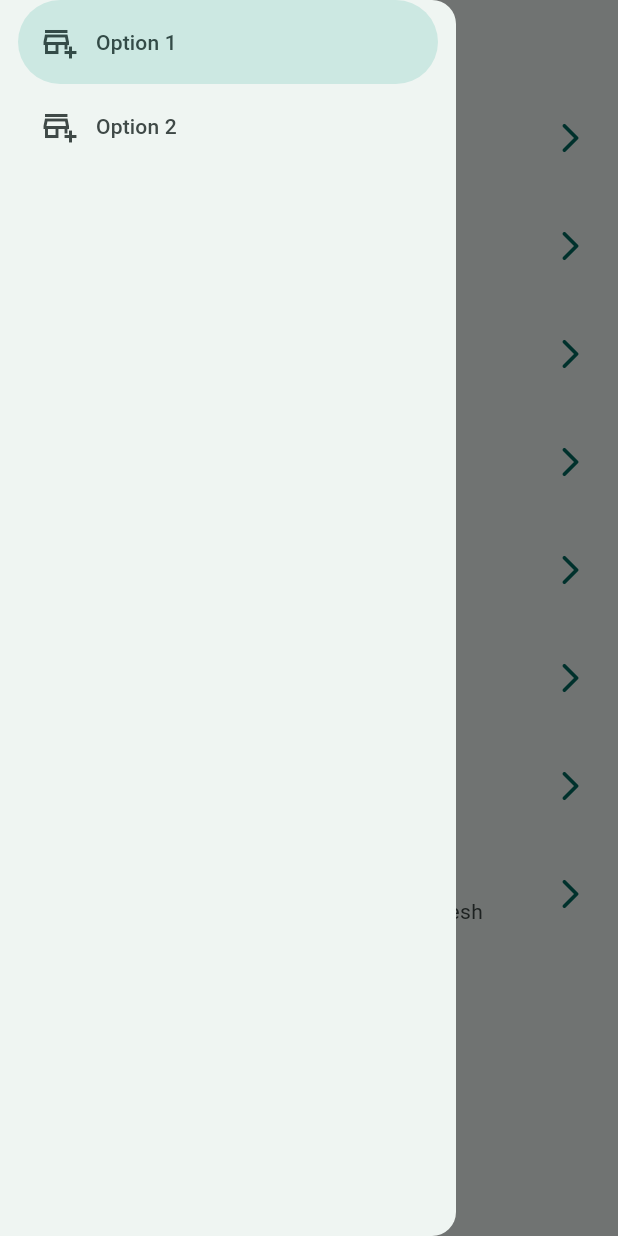
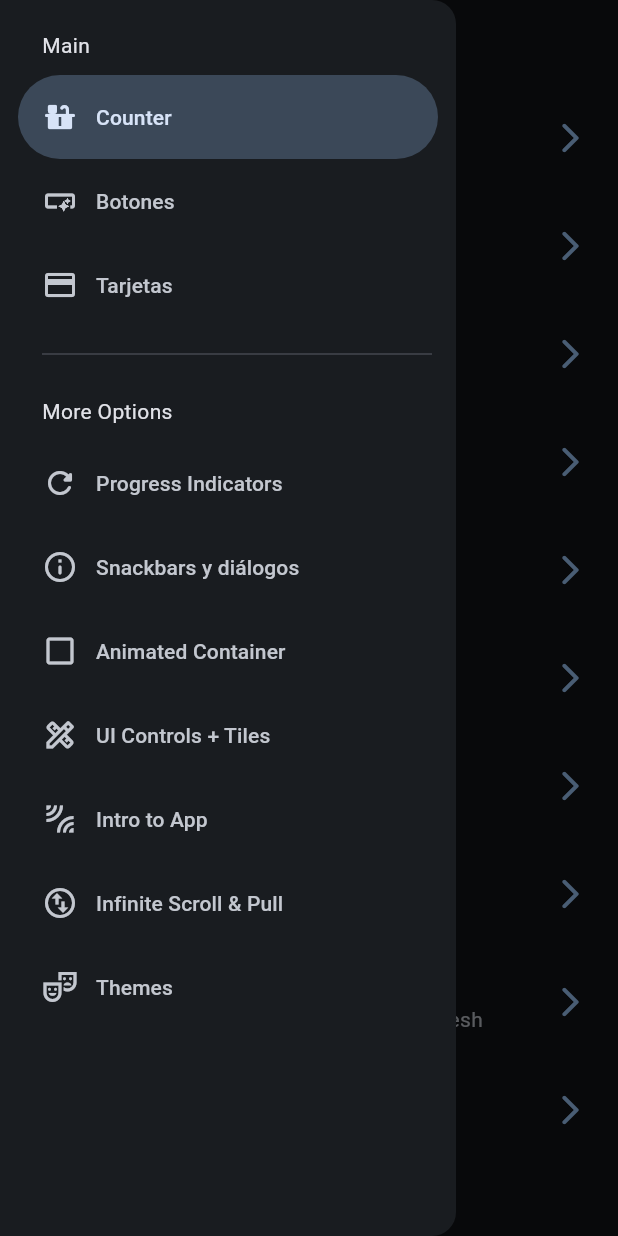
Before and after one commit to fabiofons/widget-app, a Flutter app: the screen it shows after launch, with the side drawer open, on a phone screen of 412 x 824 dp. Run offline on Flutter 3.47's test engine with Material 3 defaults, Android fonts, the phone set to English and light mode, and no system bars; our stand-ins replace animate_do, flutter_riverpod, go_router.

Commit message:
Added Counter and themes changer routes, created their pages and providers for theme and color mode

```diff
--- a/lib/config/menu/menu_items.dart
+++ b/lib/config/menu/menu_items.dart
@@ -15,6 +15,12 @@ class MenuItems {
 }
 
 const appMenuItems = <MenuItems>[
+  MenuItems(
+    title: 'Counter',
+    subtitle: 'Custom counter',
+    link: '/counter',
+    icon: Icons.countertops_rounded
+  ),
   MenuItems(
     title: 'Botones',
     subtitle: 'Varios botones en Flutter',
@@ -63,4 +69,10 @@ const appMenuItems = <MenuItems>[
     link: '/infinite-scroll',
     icon: Icons.swap_vert_circle_outlined
   ),
+  MenuItems(
+    title: 'Themes',
+    subtitle: 'You can change your theme here',
+    link: '/theme-changer',
+    icon: Icons.theater_comedy_outlined
+  ),
 ];
--- a/lib/config/router/app_router.dart
+++ b/lib/config/router/app_router.dart
@@ -1,5 +1,6 @@
 import 'package:go_router/go_router.dart';
 import 'package:widget_app/presentation/screens/screens.dart';
+import 'package:widget_app/presentation/theme_changer/theme_changer_screen.dart';
 
 
 // GoRouter configuration
@@ -51,5 +52,15 @@ final appRouter = GoRouter(
       name: InfiniteScrollScreen.name,
       builder: (context, state) => const InfiniteScrollScreen(),
     ),
+    GoRoute(
+      path: '/counter',
+      name: CounterScreen.name,
+      builder: (context, state) => const CounterScreen(),
+    ),
+    GoRoute(
+      path: '/theme-changer',
+      name: ThemeChangerScreen.name,
+      builder: (context, state) => const ThemeChangerScreen(),
+    ),
   ],
 );
--- a/lib/config/theme/app_theme.dart
+++ b/lib/config/theme/app_theme.dart
@@ -16,14 +16,17 @@ const List<Color> colorList = [
 class AppTheme {
 
   final int selectedColor;
+  final bool isDarkMode;
 
   const AppTheme({
-    this.selectedColor = 0
+    this.selectedColor = 0,
+    this.isDarkMode = false,
   }): assert(selectedColor >= 0, 'Selected color should be greater than 0'),
       assert(selectedColor < colorList.length, 'Selected color should be smallest than ${colorList.length - 1}');
 
   ThemeData getTheme() => ThemeData(
     colorSchemeSeed: colorList[selectedColor],
+    brightness: isDarkMode ? Brightness.dark : Brightness.light,
     appBarTheme: const AppBarTheme(
       centerTitle: false
     )
--- a/lib/main.dart
+++ b/lib/main.dart
@@ -1,22 +1,30 @@
 import 'package:flutter/material.dart';
+import 'package:flutter_riverpod/flutter_riverpod.dart';
 import 'package:widget_app/config/router/app_router.dart';
 import 'package:widget_app/config/theme/app_theme.dart';
+import 'package:widget_app/presentation/providers/theme_provider.dart';
+
 
 
 void main() {
-  runApp(const MainApp());
+  runApp(
+    const ProviderScope(child: MainApp())
+ );
 }
 
-class MainApp extends StatelessWidget {
+class MainApp extends ConsumerWidget {
   const MainApp({super.key});
 
   @override
-  Widget build(BuildContext context) {
+  Widget build(BuildContext context, WidgetRef ref) {
+    final seletedColor = ref.watch(selectedColorProvider);
+    final isDarkMode = ref.watch(isDarkModeProvider);
+
     return MaterialApp.router(
       title: 'Flutter Widgets',
       routerConfig: appRouter,
       debugShowCheckedModeBanner: false,
-      theme: AppTheme(selectedColor: 1).getTheme(),
+      theme: AppTheme(selectedColor: seletedColor, isDarkMode: isDarkMode ).getTheme(),
     );
   }
 }
--- /dev/null
+++ b/lib/presentation/providers/counter_provider.dart
@@ -0,0 +1,4 @@
+
+import 'package:flutter_riverpod/flutter_riverpod.dart';
+
+final counterProvider = StateProvider<int>((ref) => 5);
--- /dev/null
+++ b/lib/presentation/providers/theme_provider.dart
@@ -0,0 +1,11 @@
+
+
+import 'package:flutter_riverpod/flutter_riverpod.dart';
+import 'package:widget_app/config/theme/app_theme.dart';
+
+
+final isDarkModeProvider = StateProvider<bool>((ref) => true);
+//listado de colores inmutables
+final colorListProvider = Provider((ref) => colorList);
+
+final selectedColorProvider = StateProvider((ref) => 0);
--- a/lib/presentation/screens/home/home_screen.dart
+++ b/lib/presentation/screens/home/home_screen.dart
@@ -11,13 +11,15 @@ class HomeScreen extends StatelessWidget {
 
   @override
   Widget build(BuildContext context) {
+    final scaffoldKey = GlobalKey<ScaffoldState>();
+
     return Scaffold(
+      key: scaffoldKey,
       appBar: AppBar(
         title: const Text('Flutter'),
       ),
       body: _HomeView(),
-      drawer: SideMenu(),
-
+      drawer: SideMenu(scaffoldKey: scaffoldKey),
     );
   }
 }
--- a/lib/presentation/screens/screens.dart
+++ b/lib/presentation/screens/screens.dart
@@ -2,8 +2,10 @@ export 'package:widget_app/presentation/screens/animated/animated_screen.dart';
 export 'package:widget_app/presentation/screens/app_tutorial/app_tutorial_screen.dart';
 export 'package:widget_app/presentation/screens/buttons/buttons_screen.dart';
 export 'package:widget_app/presentation/screens/cards/cards_screen.dart';
+export 'package:widget_app/presentation/screens/counter/counter_screen.dart';
 export 'package:widget_app/presentation/screens/home/home_screen.dart';
 export 'package:widget_app/presentation/screens/infinite_scroll/infinite_scroll_screen.dart';
 export 'package:widget_app/presentation/screens/progress/progress_screen.dart';
 export 'package:widget_app/presentation/screens/snackbar/snackbar_screen.dart';
 export 'package:widget_app/presentation/screens/ui_controls/ui_controls_screen.dart';
+export 'package:widget_app/presentation/theme_changer/theme_changer_screen.dart';
--- a/lib/presentation/widgets/side_menu.dart
+++ b/lib/presentation/widgets/side_menu.dart
@@ -1,9 +1,17 @@
 import 'package:flutter/material.dart';
+import 'package:go_router/go_router.dart';
+import 'package:widget_app/config/menu/menu_items.dart';
 // import 'package:widget_app/config/menu/menu_items.dart';
 
 
 class SideMenu extends StatefulWidget {
-  const SideMenu({super.key});
+
+  final GlobalKey<ScaffoldState> scaffoldKey;
+
+  const SideMenu({
+    super.key,
+    required this.scaffoldKey
+  });
 
   @override
   State<SideMenu> createState() => _SideMenuState();
@@ -15,19 +23,47 @@ class _SideMenuState extends State<SideMenu> {
 
   @override
   Widget build(BuildContext context) {
+
+    final hasNotch = MediaQuery.of(context).viewPadding.top;
+
     return  NavigationDrawer(
       selectedIndex: navDrawerIndex,
-      onDestinationSelected: (value) => setState(() {
-        navDrawerIndex = value;
-      }),
-      children: const [
-        NavigationDrawerDestination(
-          icon: Icon(Icons.add_business_outlined),
-          label: Text('Option 1')
+      onDestinationSelected: (value) {
+        final menuItem = appMenuItems[value];
+        setState(() {
+          navDrawerIndex = value;
+        });
+
+        context.push(menuItem.link);
+        widget.scaffoldKey.currentState?.closeDrawer();
+
+      },
+      children:  [
+        Padding(
+          padding: EdgeInsets.fromLTRB(28,hasNotch > 35 ? 0 : 20, 16, 10),
+          child: const Text('Main'),
         ),
-        NavigationDrawerDestination(
-          icon: Icon(Icons.add_business_outlined),
-          label: Text('Option 2')
+        ...appMenuItems
+          .sublist(0,3)
+          .map((item) => NavigationDrawerDestination(
+            icon: Icon(item.icon),
+            label: Text(item.title)
+          ),
+        ),
+        const Padding(
+          padding: EdgeInsets.fromLTRB(28, 10, 16, 10),
+          child: Divider(),
+        ),
+        const Padding(
+          padding: EdgeInsets.fromLTRB(28, 10, 16, 10),
+          child: Text('More Options'),
+        ),
+        ...appMenuItems
+          .sublist(3)
+          .map((item) => NavigationDrawerDestination(
+            icon: Icon(item.icon),
+            label: Text(item.title)
+          ),
         ),
       ]
     );
--- a/pubspec.yaml
+++ b/pubspec.yaml
@@ -10,6 +10,7 @@ dependencies:
   animate_do: ^3.3.4
   flutter:
     sdk: flutter
+  flutter_riverpod: ^2.5.1
   go_router: ^14.2.7
 
 dev_dependencies:
```
Also changed, not shown: lib/presentation/screens/animated/animated_screen.dart (+4 -4 lines), lib/presentation/screens/counter/counter_screen.dart (added, +46 -0 lines), lib/presentation/theme_changer/theme_changer_screen.dart (added, +62 -0 lines), pubspec.lock.
